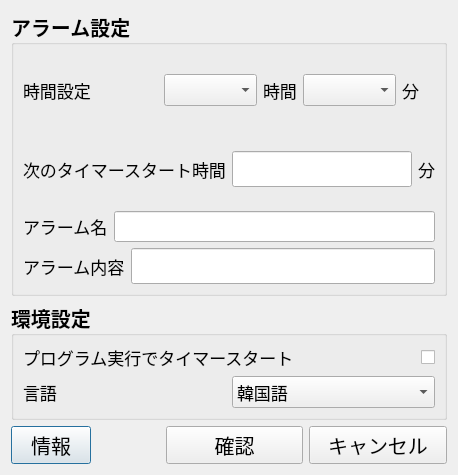
Before: the Qt Designer form Squirtle/GUI/ConfigGUI_JP.ui in thelight0804/Squirtle-project, drawn with Qt 5.
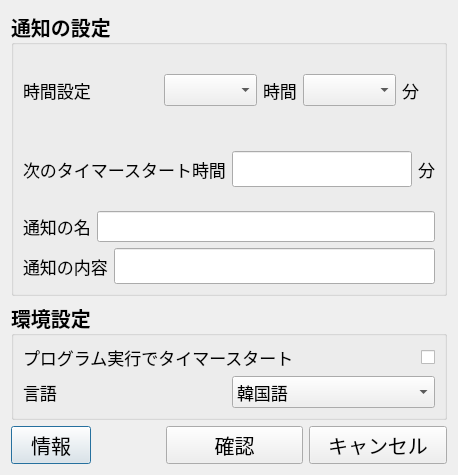
After: the same form once the commit is applied.

Commit message:
design: Fix Japanese translation that Alert Setting
- '알람'표기의 「アラ-ム」를「通知」로 변경하였습니다.
- 소스코드의 기본 정보를 Python Documentation에 맞추어서 수정하였습니다.

Diff of the .ui file:
```diff
--- a/Squirtle/GUI/ConfigGUI_JP.ui
+++ b/Squirtle/GUI/ConfigGUI_JP.ui
@@ -40,7 +40,7 @@
         </font>
        </property>
        <property name="title">
-        <string>アラーム設定</string>
+        <string>通知の設定</string>
        </property>
        <layout class="QVBoxLayout" name="verticalLayout" stretch="0,0,0,0">
         <item>
@@ -228,7 +228,7 @@
              <enum>Qt::LeftToRight</enum>
             </property>
             <property name="text">
-             <string>アラーム名</string>
+             <string>通知の名</string>
             </property>
            </widget>
           </item>
@@ -264,7 +264,7 @@
              </font>
             </property>
             <property name="text">
-             <string>アラーム内容</string>
+             <string>通知の内容</string>
             </property>
            </widget>
           </item>
```
The commit also changes 2 other files.
